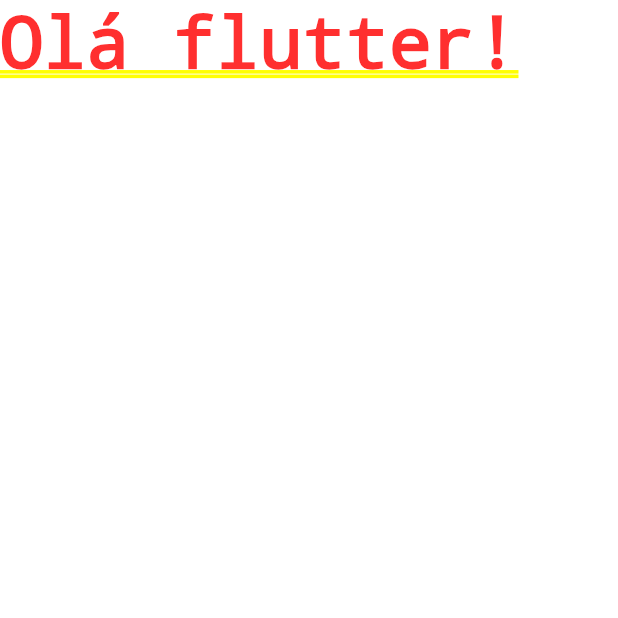
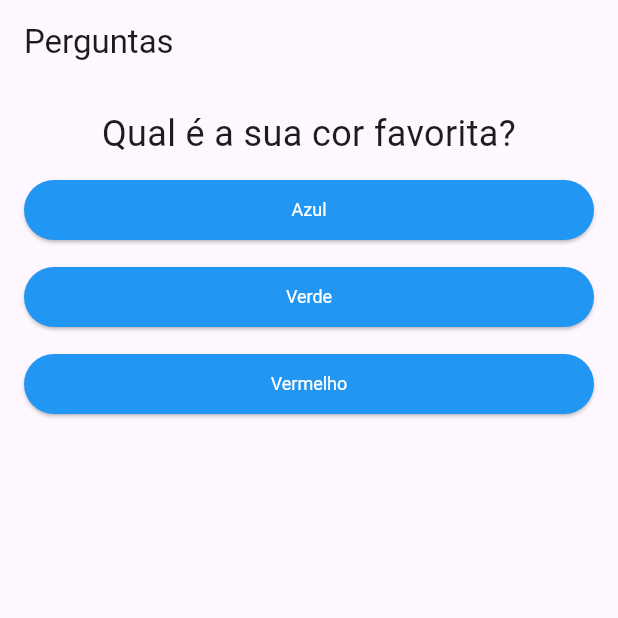
Before and after one commit to vinicius-benevides/flutter-projeto-perguntas, a Flutter app: the screen it shows after launch, on a phone screen of 412 x 824 dp, the top half of it. Run offline on Flutter 3.47's test engine with Material 3 defaults, Android fonts, the phone set to English and light mode, and no system bars.

Commit message:
feat: create base quizz

```diff
--- a/lib/main.dart
+++ b/lib/main.dart
@@ -1,12 +1,80 @@
 import 'package:flutter/material.dart';
+import 'package:projeto_perguntas/questao.dart';
+import 'package:projeto_perguntas/resposta.dart';
+import 'package:projeto_perguntas/resultado.dart';
 
 main() => runApp(PerguntaApp());
 
-class PerguntaApp extends StatelessWidget {
+class Pergunta {
+  final String texto;
+  final List<String> respostas;
+
+  Pergunta({required this.texto, required this.respostas});
+}
+
+class _PerguntaAppState extends State<PerguntaApp> {
+  var _perguntaSelecionada = 0;
+  final List<Pergunta> _perguntas = [
+    Pergunta(
+      texto: 'Qual é a sua cor favorita?',
+      respostas: const ['Azul', 'Verde', 'Vermelho'],
+    ),
+    Pergunta(
+      texto: 'Qual é o seu animal favorito?',
+      respostas: const ['Cachorro', 'Gato', 'Pássaro'],
+    ),
+    Pergunta(
+      texto: 'Qual é o seu esporte favorito?',
+      respostas: const ['Futebol', 'Basquete', 'Vôlei', 'Natação'],
+    ),
+  ];
+
+  bool get temMaisPerguntas {
+    return _perguntaSelecionada < _perguntas.length;
+  }
+
+  void _responder() {
+    if (!temMaisPerguntas) return;
+
+    setState(() {
+      _perguntaSelecionada++;
+    });
+  }
+
+  void _reiniciar() {
+    setState(() {
+      _perguntaSelecionada = 0;
+    });
+  }
+
+  @override
+  Widget build(BuildContext context) {
+    return MaterialApp(
+      home: Scaffold(
+        appBar: AppBar(title: Text('Perguntas')),
+        body: Container(
+          width: double.infinity,
+          margin: const EdgeInsets.all(16.0),
+          child: temMaisPerguntas
+              ? Column(
+                  spacing: 10,
+                  children: [
+                    Questao(texto: _perguntas[_perguntaSelecionada].texto),
+                    ..._perguntas[_perguntaSelecionada].respostas.map(
+                      (texto) => Resposta(texto: texto, onPressed: _responder),
+                    ),
+                  ],
+                )
+              : Resultado(onReiniciar: _reiniciar),
+        ),
+      ),
+    );
+  }
+}
+
+class PerguntaApp extends StatefulWidget {
   const PerguntaApp({super.key});
 
   @override
-  Widget build(BuildContext context) {
-    return MaterialApp(home: Text('Olá flutter!'));
-  }
+  State<StatefulWidget> createState() => _PerguntaAppState();
 }
--- /dev/null
+++ b/lib/questao.dart
@@ -0,0 +1,16 @@
+import 'package:flutter/material.dart';
+
+class Questao extends StatelessWidget {
+  final String texto;
+
+  const Questao({super.key, required this.texto});
+
+  @override
+  Widget build(BuildContext context) {
+    return Text(
+      texto,
+      style: TextStyle(fontSize: 24),
+      textAlign: TextAlign.center,
+    );
+  }
+}
--- /dev/null
+++ b/lib/resposta.dart
@@ -0,0 +1,30 @@
+import 'package:flutter/material.dart';
+
+class Resposta extends StatelessWidget {
+  const Resposta({super.key, required this.texto, required this.onPressed});
+
+  final String texto;
+  final void Function() onPressed;
+
+  @override
+  Widget build(BuildContext context) {
+    return SizedBox(
+      width: double.infinity,
+      child: ElevatedButton(
+        style: ElevatedButton.styleFrom(
+          backgroundColor: Colors.blue,
+          foregroundColor: Colors.white,
+          padding: const EdgeInsets.only(
+            top: 4.0,
+            bottom: 4.0,
+            left: 36.0,
+            right: 36.0,
+          ),
+          textStyle: const TextStyle(fontSize: 12),
+        ),
+        onPressed: onPressed,
+        child: Text(texto),
+      ),
+    );
+  }
+}
--- /dev/null
+++ b/lib/resultado.dart
@@ -0,0 +1,31 @@
+import 'package:flutter/material.dart';
+
+class Resultado extends StatelessWidget {
+  const Resultado({super.key, required this.onReiniciar});
+
+  final void Function() onReiniciar;
+
+  @override
+  Widget build(BuildContext context) {
+    return Column(
+      spacing: 10,
+      children: [
+        Text(
+          'Você completou todas as perguntas!',
+          style: TextStyle(fontSize: 20, fontWeight: FontWeight.bold),
+          textAlign: TextAlign.center,
+        ),
+        ElevatedButton(
+          onPressed: onReiniciar,
+          style: ElevatedButton.styleFrom(
+            backgroundColor: Colors.green,
+            foregroundColor: Colors.white,
+            padding: EdgeInsets.symmetric(horizontal: 32, vertical: 12),
+            textStyle: TextStyle(fontSize: 16),
+          ),
+          child: Text('Reiniciar'),
+        ),
+      ],
+    );
+  }
+}
```
